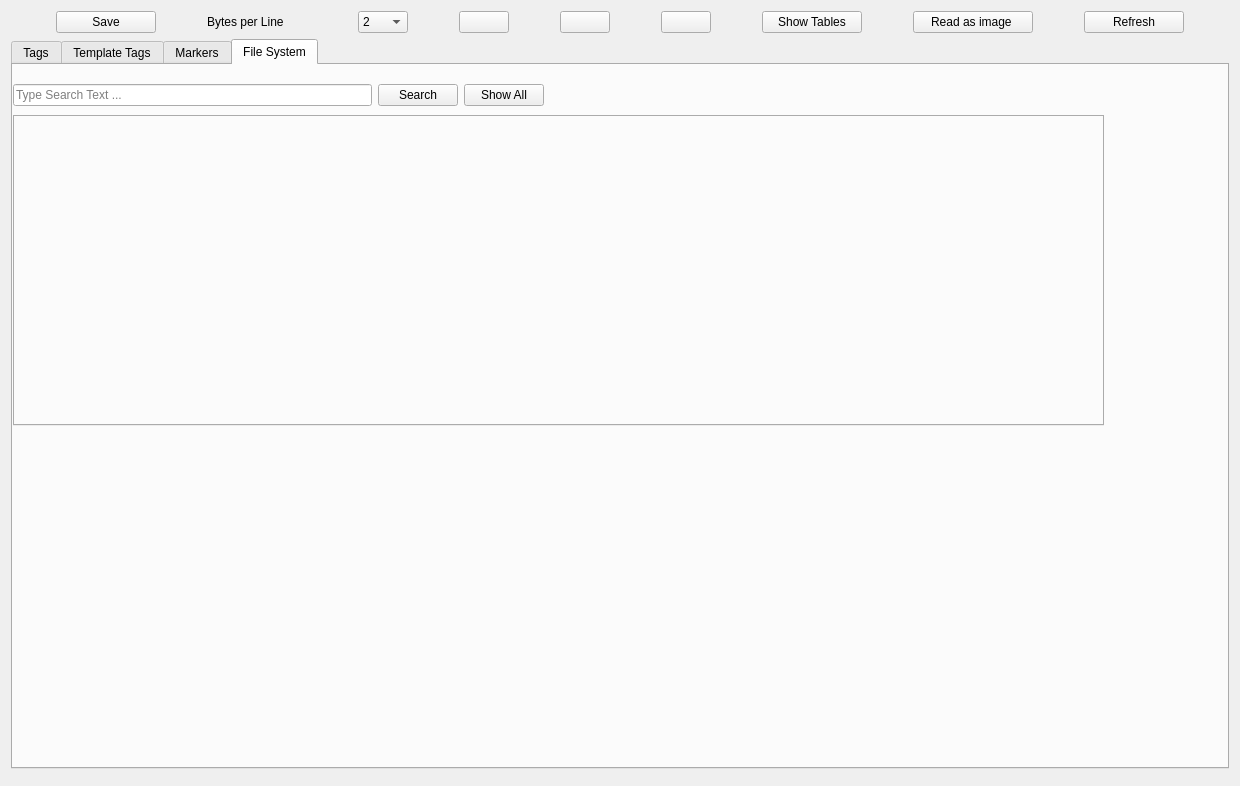
First picture: the form in hexviewerform.ui, repository SumuriLLC/hex-viewer-SUMURI, before the edit.
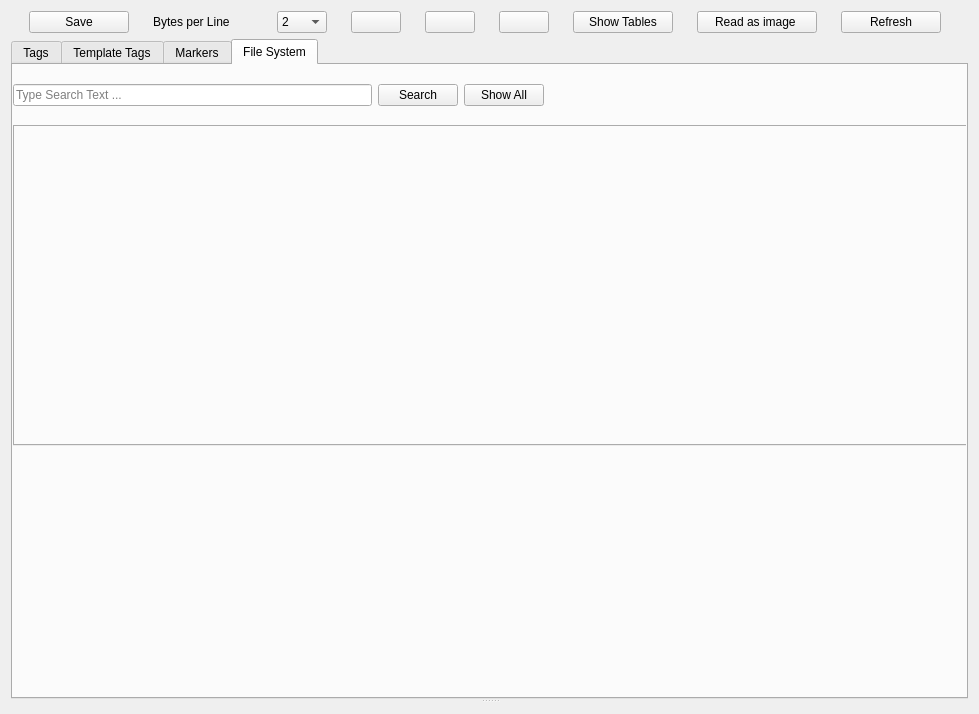
Second picture: the form after the edit. The open tabs and pages were chosen to show the change. Icons and pictures are not drawn. Custom widgets are drawn as their Qt base class.

Diff of the .ui file:
```diff
--- a/hexviewerform.ui
+++ b/hexviewerform.ui
@@ -6,10 +6,16 @@
    <rect>
     <x>0</x>
     <y>0</y>
-    <width>1240</width>
-    <height>786</height>
+    <width>979</width>
+    <height>714</height>
    </rect>
   </property>
+  <property name="sizePolicy">
+   <sizepolicy hsizetype="Preferred" vsizetype="Preferred">
+    <horstretch>0</horstretch>
+    <verstretch>0</verstretch>
+   </sizepolicy>
+  </property>
   <property name="windowTitle">
    <string>Form</string>
   </property>
@@ -17,8 +23,8 @@
    <iconset resource="sumuri.qrc">
     <normaloff>:/icons/app_logo/hex_viewer_icon.ico</normaloff>:/icons/app_logo/hex_viewer_icon.ico</iconset>
   </property>
-  <layout class="QGridLayout" name="gridLayout">
-   <item row="0" column="0" colspan="2">
+  <layout class="QVBoxLayout" name="verticalLayout">
+   <item>
     <layout class="QHBoxLayout" name="horizontalLayout">
      <item>
       <widget class="QPushButton" name="saveButton">
@@ -172,15 +178,28 @@
      </item>
     </layout>
    </item>
-   <item row="2" column="0">
-    <widget class="HexEditor" name="hexEditorWidget" native="true"/>
-   </item>
-   <item row="1" column="0" colspan="2">
+   <item>
+    <widget class="QSplitter" name="splitter">
+     <property name="sizePolicy">
+      <sizepolicy hsizetype="Expanding" vsizetype="Expanding">
+       <horstretch>0</horstretch>
+       <verstretch>0</verstretch>
+      </sizepolicy>
+     </property>
+     <property name="orientation">
+      <enum>Qt::Orientation::Vertical</enum>
+     </property>
     <widget class="QTabWidget" name="tagstabWidget">
+      <property name="sizePolicy">
+       <sizepolicy hsizetype="Preferred" vsizetype="Preferred">
+        <horstretch>0</horstretch>
+        <verstretch>0</verstretch>
+       </sizepolicy>
+      </property>
      <property name="minimumSize">
       <size>
        <width>0</width>
-       <height>400</height>
+        <height>100</height>
       </size>
      </property>
      <property name="currentIndex">
@@ -338,6 +357,12 @@
       </widget>
      </widget>
      <widget class="QWidget" name="fileSystemTab">
+       <property name="sizePolicy">
+        <sizepolicy hsizetype="Expanding" vsizetype="Expanding">
+         <horstretch>0</horstretch>
+         <verstretch>0</verstretch>
+        </sizepolicy>
+       </property>
       <attribute name="title">
        <string>File System</string>
       </attribute>
@@ -345,9 +370,9 @@
        <property name="geometry">
         <rect>
          <x>0</x>
-         <y>50</y>
-         <width>1091</width>
-         <height>311</height>
+          <y>60</y>
+          <width>971</width>
+          <height>321</height>
         </rect>
        </property>
        <property name="currentIndex">
@@ -389,19 +414,32 @@
       </widget>
      </widget>
     </widget>
-   </item>
-  </layout>
-  <widget class="QWidget" name="layoutWidget">
-   <property name="geometry">
-    <rect>
-     <x>0</x>
-     <y>0</y>
-     <width>2</width>
-     <height>2</height>
-    </rect>
-   </property>
-   <layout class="QVBoxLayout" name="verticalLayout"/>
-  </widget>
+     <widget class="QWidget" name="widget" native="true">
+      <property name="sizePolicy">
+       <sizepolicy hsizetype="Preferred" vsizetype="Preferred">
+        <horstretch>0</horstretch>
+        <verstretch>0</verstretch>
+       </sizepolicy>
+      </property>
+      <layout class="QHBoxLayout" name="horizontalLayout_5">
+       <item>
+        <widget class="HexEditor" name="hexEditorWidget" native="true">
+         <property name="enabled">
+          <bool>true</bool>
+         </property>
+         <property name="sizePolicy">
+          <sizepolicy hsizetype="Preferred" vsizetype="Preferred">
+           <horstretch>0</horstretch>
+           <verstretch>0</verstretch>
+          </sizepolicy>
+         </property>
+        </widget>
+       </item>
+      </layout>
+     </widget>
+    </widget>
+   </item>
+  </layout>
  </widget>
  <customwidgets>
   <customwidget>
```
Left out of the diff: 18 changed lines with no effect on the pictures. Lines whose indentation alone changed are shown as unchanged.
